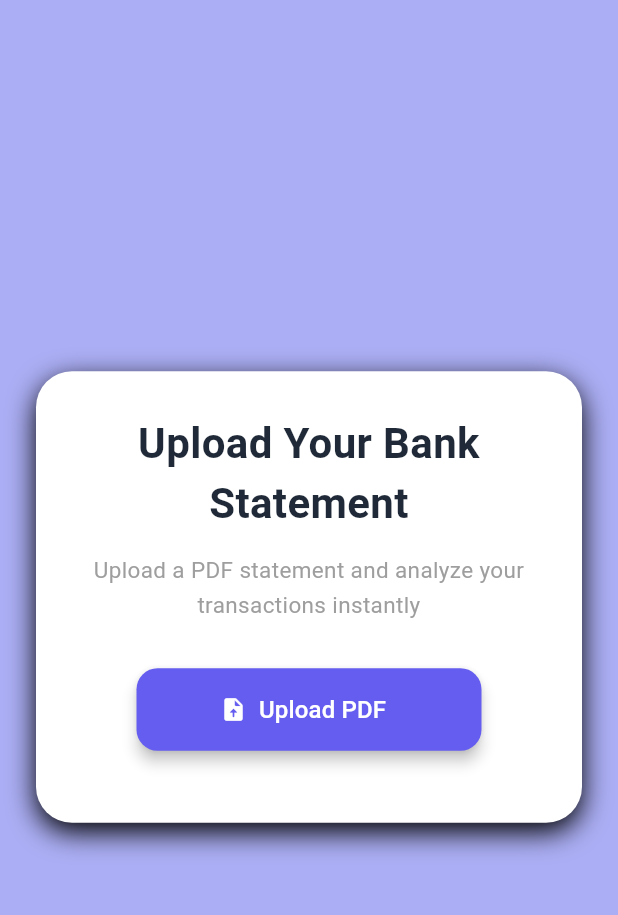
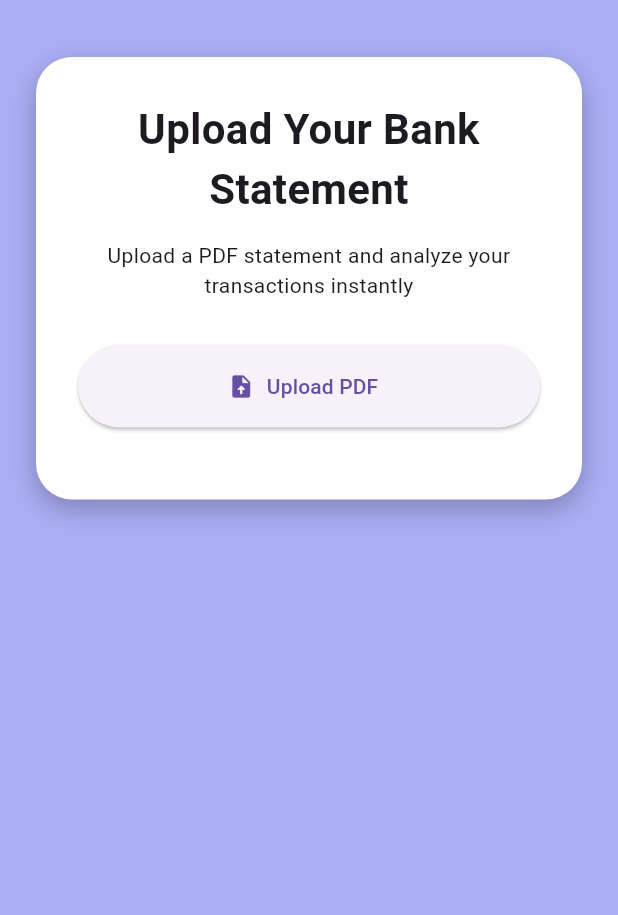
Before and after one commit to G-anrabuS/StatementX, a Flutter app: the screen it shows after launch, on a phone screen of 412 x 824 dp, the part 63-978 px from its top. Run offline on Flutter 3.47's test engine with Material 3 defaults, Android fonts, the phone set to English and light mode, and no system bars; our stand-ins replace file_picker.

Commit message:
Frontend fixes

```diff
--- a/flutter_frontend/lib/models/statement_model.dart
+++ b/flutter_frontend/lib/models/statement_model.dart
@@ -4,6 +4,9 @@ class Transaction {
   final double debit;
   final double credit;
   final double balance;
+  final String? category;
+  final String? subCategory;
+  final double? confidence;
 
   Transaction({
     required this.date,
@@ -11,15 +14,21 @@ class Transaction {
     required this.debit,
     required this.credit,
     required this.balance,
+    this.category,
+    this.subCategory,
+    this.confidence,
   });
 
   factory Transaction.fromJson(Map<String, dynamic> json) {
     return Transaction(
       date: json['date'],
       narration: json['narration'],
-      debit: (json['debit'] as num).toDouble(),
-      credit: (json['credit'] as num).toDouble(),
-      balance: (json['balance'] as num).toDouble(),
+      debit: (json['debit'] ?? 0).toDouble(),
+      credit: (json['credit'] ?? 0).toDouble(),
+      balance: (json['balance'] ?? 0).toDouble(),
+      category: json['category'],
+      subCategory: json['sub_category'],
+      confidence: json['confidence']?.toDouble(),
     );
   }
 }
@@ -40,7 +49,7 @@ class StatementResponse {
       bankName: json['bank_name'],
       totalTransactions: json['total_transactions'],
       transactions: (json['transactions'] as List)
-          .map((e) => Transaction.fromJson(e))
+          .map((txn) => Transaction.fromJson(txn))
           .toList(),
     );
   }
--- a/flutter_frontend/lib/screens/upload_screen.dart
+++ b/flutter_frontend/lib/screens/upload_screen.dart
@@ -20,7 +20,7 @@ class _UploadScreenState extends State<UploadScreen> {
     final result = await FilePicker.platform.pickFiles(
       type: FileType.custom,
       allowedExtensions: ['pdf'],
-      withData: true, // important for web support
+      withData: true,
     );
 
     if (result == null) return;
@@ -78,69 +78,11 @@ class _UploadScreenState extends State<UploadScreen> {
             Text('Debit: ₹${txn.debit.toStringAsFixed(2)}'),
             Text('Credit: ₹${txn.credit.toStringAsFixed(2)}'),
             Text('Balance: ₹${txn.balance.toStringAsFixed(2)}'),
-
+            if (txn.category != null) Text('Category: ${txn.category}'),
+            if (txn.subCategory != null)
+              Text('Sub-category: ${txn.subCategory}'),
           ],
         ),
-      ),
-    );
-  }
-
-  Widget buildResultView() {
-    if (statementData == null) return const SizedBox();
-
-    return Expanded(
-      child: Column(
-        crossAxisAlignment: CrossAxisAlignment.start,
-        children: [
-          Text(
-            statementData!.bankName,
-            style: const TextStyle(fontSize: 22, fontWeight: FontWeight.bold),
-          ),
-          const SizedBox(height: 4),
-          Text(
-            'Transactions: ${statementData!.totalTransactions}',
-            style: const TextStyle(fontSize: 16),
-          ),
-          const SizedBox(height: 16),
-          Expanded(
-            child: ListView.builder(
-              itemCount: statementData!.transactions.length,
-              itemBuilder: (context, index) {
-                return buildTransactionCard(statementData!.transactions[index]);
-              },
-            ),
-          ),
-        ],
-      ),
-    );
-  }
-
-  Widget buildLoadingView() {
-    return const Expanded(
-      child: Center(
-        child: Column(
-          mainAxisSize: MainAxisSize.min,
-          children: [
-            CircularProgressIndicator(),
-            SizedBox(height: 16),
-            Text(
-              'Parsing statement layout parameters with StatementX.AI...',
-              textAlign: TextAlign.center,
-            ),
-          ],
-        ),
-      ),
-    );
-  }
-
-  Widget buildErrorView() {
-    if (errorMessage == null) return const SizedBox();
-
-    return Padding(
-      padding: const EdgeInsets.only(top: 16),
-      child: Text(
-        errorMessage!,
-        style: const TextStyle(color: Colors.red, fontSize: 14),
       ),
     );
   }
@@ -149,43 +91,37 @@ class _UploadScreenState extends State<UploadScreen> {
   Widget build(BuildContext context) {
     return Scaffold(
       backgroundColor: const Color.fromARGB(255, 171, 174, 244),
-
       appBar: AppBar(
         backgroundColor: const Color.fromARGB(255, 171, 174, 244),
         elevation: 0,
         centerTitle: true,
         title: const Text(
           'StatementX.AI',
-        style: TextStyle(
-          color: Colors.black87,
-          fontWeight: FontWeight.bold,
+          style: TextStyle(color: Colors.black87, fontWeight: FontWeight.bold),
         ),
       ),
-    ),
-
       body: Center(
-      child: SingleChildScrollView(
+        child: ConstrainedBox(
+          constraints: const BoxConstraints(maxWidth: 900),
           child: Padding(
             padding: const EdgeInsets.all(24),
-          child: Column(
-            mainAxisAlignment: MainAxisAlignment.center,
-            crossAxisAlignment: CrossAxisAlignment.center,
+            child: ListView(
               children: [
                 Container(
                   padding: const EdgeInsets.all(28),
                   decoration: BoxDecoration(
                     color: Colors.white,
                     borderRadius: BorderRadius.circular(24),
-                  boxShadow: [
+                    boxShadow: const [
                       BoxShadow(
-                      color: Colors.black,
+                        color: Colors.black26,
                         blurRadius: 15,
-                      offset: const Offset(0, 6),
+                        offset: Offset(0, 6),
                       ),
                     ],
                   ),
-
                   child: Column(
+                    crossAxisAlignment: CrossAxisAlignment.stretch,
                     children: [
                       const Text(
                         'Upload Your Bank Statement',
@@ -193,61 +129,58 @@ Widget build(BuildContext context) {
                         style: TextStyle(
                           fontSize: 28,
                           fontWeight: FontWeight.bold,
-                        color: Color(0xFF1F2937),
                         ),
                       ),
-
                       const SizedBox(height: 14),
-
                       const Text(
                         'Upload a PDF statement and analyze your transactions instantly',
                         textAlign: TextAlign.center,
-                      style: TextStyle(
-                        fontSize: 15,
-                        color: Colors.grey,
-                        height: 1.5,
+                      ),
+                      const SizedBox(height: 30),
+                      SizedBox(
+                        height: 55,
+                        child: ElevatedButton.icon(
+                          onPressed: isLoading ? null : pickAndUploadPdf,
+                          icon: const Icon(Icons.upload_file_rounded),
+                          label: const Text('Upload PDF'),
                         ),
                       ),
-
-                    const SizedBox(height: 30),
-
-                    SizedBox(
-                      width: 230,
-                      height: 55,
-                      child: ElevatedButton.icon(
-                        onPressed:
-                            isLoading ? null : pickAndUploadPdf,
-
-                        icon: const Icon(Icons.upload_file_rounded),
-
-                        label: const Text(
-                          'Upload PDF',
-                          style: TextStyle(fontSize: 16),
+                      const SizedBox(height: 20),
+                      if (errorMessage != null)
+                        Text(
+                          errorMessage!,
+                          style: const TextStyle(color: Colors.red),
                         ),
-
-                        style: ElevatedButton.styleFrom(
-                          backgroundColor: const Color.fromARGB(255, 101, 93, 239),
-                          foregroundColor: Colors.white,
-                          elevation: 4,
-                          shape: RoundedRectangleBorder(
-                            borderRadius: BorderRadius.circular(14),
+                      if (isLoading) ...[
+                        const SizedBox(height: 20),
+                        const Center(
+                          child: Column(
+                            children: [
+                              CircularProgressIndicator(),
+                              SizedBox(height: 16),
+                              Text(
+                                'Parsing statement layout parameters with StatementX.AI...',
+                              ),
+                            ],
                           ),
                         ),
+                      ],
+                      if (!isLoading && statementData != null) ...[
+                        const SizedBox(height: 20),
+                        Text(
+                          statementData!.bankName,
+                          style: const TextStyle(
+                            fontSize: 22,
+                            fontWeight: FontWeight.bold,
                           ),
                         ),
-
-                    const SizedBox(height: 20),
-
-                    buildErrorView(),
-
-                    if (isLoading) ...[
-                      const SizedBox(height: 20),
-                      buildLoadingView(),
-                    ],
-
-                    if (!isLoading && statementData != null) ...[
-                      const SizedBox(height: 20),
-                      buildResultView(),
+                        Text(
+                          'Transactions: ${statementData!.totalTransactions}',
+                        ),
+                        const SizedBox(height: 16),
+                        ...statementData!.transactions.map(
+                          buildTransactionCard,
+                        ),
                       ],
                     ],
                   ),
--- a/flutter_frontend/lib/services/statement_service.dart
+++ b/flutter_frontend/lib/services/statement_service.dart
@@ -19,7 +19,7 @@ class StatementService {
     );
 
     final streamedResponse = await request.send().timeout(
-      const Duration(seconds: 30),
+      const Duration(seconds: 120),
     );
 
     final response = await http.Response.fromStream(streamedResponse);
```
Also changed, not shown: 1 other file. Lines whose indentation alone changed are shown as unchanged.
